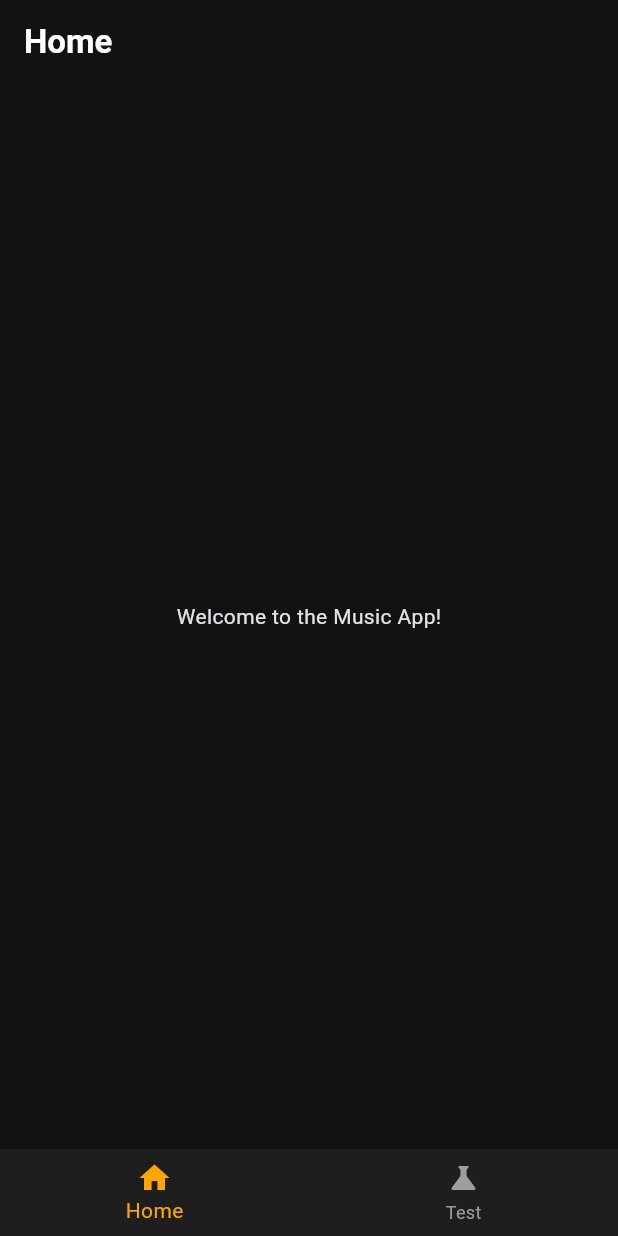
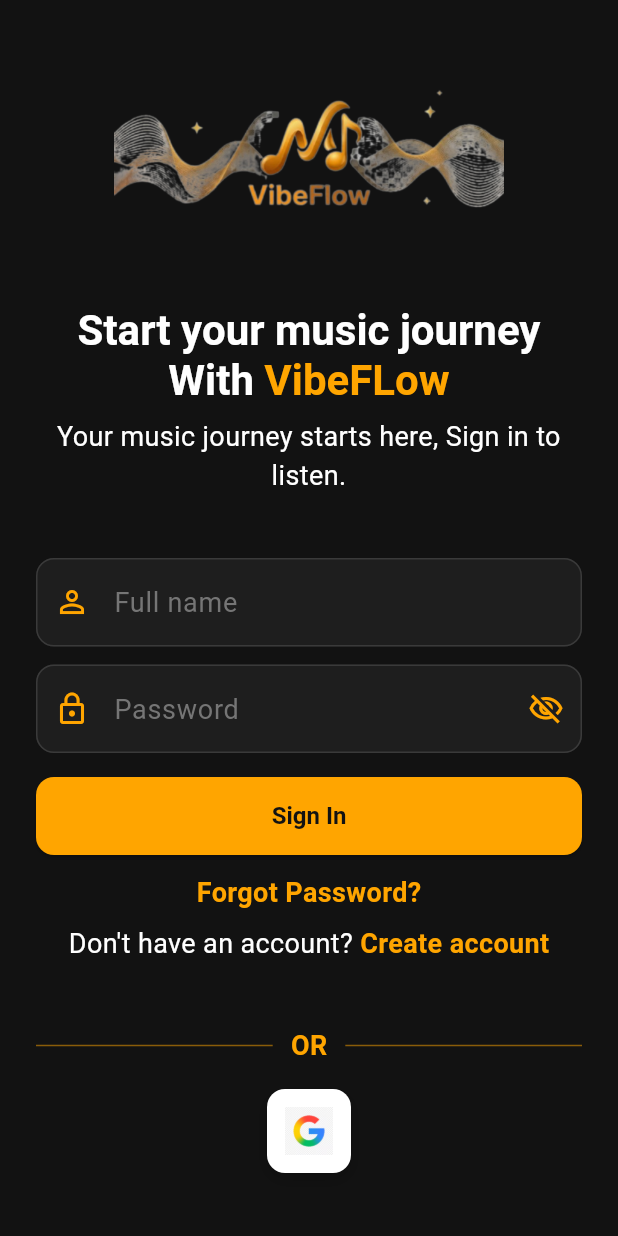
Before and after one commit to Do-Davin/music_app_frontend, a Flutter app: the screen it shows after launch, on a phone screen of 412 x 824 dp. Run offline on Flutter 3.47's test engine with Material 3 defaults, Android fonts, the phone set to English and light mode, and no system bars; our stand-ins replace flutter_riverpod, google_fonts; Roboto replaces fonts that are missing (Oxygen).

Commit message:
001-added-login

```diff
--- a/lib/main.dart
+++ b/lib/main.dart
@@ -1,5 +1,6 @@
 import 'package:flutter/material.dart';
 import 'package:flutter_riverpod/flutter_riverpod.dart';
+import 'package:music_app_frontend/screens/login_screen.dart';
 import 'package:music_app_frontend/screens/main_screen.dart';
 import 'theme/app_theme.dart';
 
@@ -14,9 +15,9 @@ class MyApp extends StatelessWidget {
   Widget build(BuildContext context) {
     return MaterialApp(
       debugShowCheckedModeBanner: false,
-      title: 'Music Application',
+      //title: 'Music Applicationss',
       theme: AppTheme.dark,
-      home: const MainScreen(),
+      home: const LoginScreen(),
     );
   }
 }
--- /dev/null
+++ b/lib/screens/login_screen.dart
@@ -0,0 +1,233 @@
+import 'package:flutter/material.dart';
+import 'package:music_app_frontend/constants/app_colors.dart';
+import 'package:music_app_frontend/constants/app_text_styles.dart';
+import 'package:music_app_frontend/widgets/app_text_field.dart';
+import 'package:music_app_frontend/widgets/widgets.dart';
+
+class LoginScreen extends StatefulWidget {
+  const LoginScreen({super.key});
+
+  @override
+  State<LoginScreen> createState() => _LoginScreenState();
+}
+
+class _LoginScreenState extends State<LoginScreen> {
+  final TextEditingController _fullNameController = TextEditingController();
+  final TextEditingController _passwordController = TextEditingController();
+  final _formkey = GlobalKey<FormState>();
+
+  @override
+  void dispose() {
+    _fullNameController.dispose();
+    _passwordController.dispose();
+    super.dispose();
+  }
+
+  void _onSignIn() {
+    debugPrint('Sign In pressed');
+    debugPrint('Full Name: ${_fullNameController.text}');
+    debugPrint('Password: ${_passwordController.text}');
+  }
+
+  void _onForgotPassword() {
+    debugPrint('Forgot Password pressed');
+  }
+
+  void _onCreateAccount() {
+    debugPrint('Create Account pressed');
+  }
+
+  void _onGoogleSignIn() {
+    debugPrint('Google Sign In pressed');
+  }
+
+  @override
+  Widget build(BuildContext context) {
+    return Scaffold(
+      backgroundColor: AppColors.background,
+      body: SafeArea(
+        child: Padding(
+          padding: const EdgeInsets.symmetric(horizontal: 24),
+          child: Column(
+            crossAxisAlignment: CrossAxisAlignment.center,
+            children: [
+              const Spacer(flex: 1),
+              _buildLogoSection(),
+
+              const Spacer(flex: 1),
+              _buildHeadlineSection(),
+
+              const Spacer(flex: 1),
+              _buildFormSection(),
+
+              const Spacer(flex: 1),
+              _buildDivider(),
+
+              const SizedBox(height: 16),
+              _buildGoogleSignIn(),
+
+              const Spacer(flex: 1),
+            ],
+          ),
+        ),
+      ),
+    );
+  }
+
+  Widget _buildLogoSection() {
+    return SizedBox(
+      height: 120,
+      width: double.infinity,
+      child: Image.asset('assets/images/Logo.png', fit: BoxFit.contain),
+    );
+  }
+
+  Widget _buildHeadlineSection() {
+    return Column(
+      children: [
+        RichText(
+          textAlign: TextAlign.center,
+          text: TextSpan(
+            children: [
+              TextSpan(
+                text: 'Start your music journey\nWith ',
+                style: AppTextStyles.header.copyWith(
+                  color: AppColors.onSurface,
+                ),
+              ),
+              TextSpan(
+                text: 'VibeFLow',
+                style: AppTextStyles.header.copyWith(
+                  color: AppColors.primary,
+                ),
+              ),
+            ],
+          ),
+        ),
+        const SizedBox(height: 8),
+        Text(
+          'Your music journey starts here, Sign in to listen.',
+          style: AppTextStyles.body.copyWith(color: AppColors.onSurface),
+          textAlign: TextAlign.center,
+        ),
+      ],
+    );
+  }
+
+  Widget _buildFormSection() {
+    return Column(
+      crossAxisAlignment: CrossAxisAlignment.center,
+      children: [
+        AppTextField(
+          controller: _fullNameController,
+          hint: 'Full name',
+          prefixIcon: Icons.person_outline,
+        ),
+
+        const SizedBox(height: 12),
+
+        AppPasswordField(controller: _passwordController, hint: 'Password'),
+
+        const SizedBox(height: 16),
+
+        AppPrimaryButton(label: 'Sign In', onPressed: _onSignIn),
+
+        const SizedBox(height: 12),
+
+        Center(
+          child: GestureDetector(
+            onTap: _onForgotPassword,
+            child: Text(
+              'Forgot Password?',
+              style: AppTextStyles.body.copyWith(
+                color: AppColors.primary,
+                fontWeight: FontWeight.w600,
+              ),
+            ),
+          ),
+        ),
+
+        const SizedBox(height: 8),
+
+        Row(
+          mainAxisAlignment: MainAxisAlignment.center,
+          children: [
+            Text(
+              "Don't have an account? ",
+              style: AppTextStyles.body.copyWith(color: AppColors.onSurface),
+            ),
+            GestureDetector(
+              onTap: _onCreateAccount,
+              child: Text(
+                'Create account',
+                style: AppTextStyles.body.copyWith(
+                  color: AppColors.primary,
+                  fontWeight: FontWeight.w600,
+                ),
+              ),
+            ),
+          ],
+        ),
+      ],
+    );
+  }
+
+  Widget _buildDivider() {
+    return Row(
+      children: [
+        Expanded(
+          child: Divider(
+            color: AppColors.primary.withOpacity(0.5),
+            thickness: 1,
+          ),
+        ),
+        Padding(
+          padding: const EdgeInsets.symmetric(horizontal: 12),
+          child: Text(
+            'OR',
+            style: AppTextStyles.body.copyWith(
+              color: AppColors.primary,
+              fontWeight: FontWeight.w600,
+            ),
+          ),
+        ),
+        Expanded(
+          child: Divider(
+            color: AppColors.primary.withOpacity(0.5),
+            thickness: 1,
+          ),
+        ),
+      ],
+    );
+  }
+
+  Widget _buildGoogleSignIn() {
+    return Center(
+      child: GestureDetector(
+        onTap: _onGoogleSignIn,
+        child: Container(
+          width: 56,
+          height: 56,
+          decoration: BoxDecoration(
+            color: AppColors.onSurface,
+            borderRadius: BorderRadius.circular(12),
+            boxShadow: [
+              BoxShadow(
+                color: Colors.black.withOpacity(0.2),
+                blurRadius: 8,
+                offset: const Offset(0, 4),
+              ),
+            ],
+          ),
+          child: Padding(
+            padding: const EdgeInsets.all(12),
+            child: Image.asset(
+              'assets/images/Google.png',
+              fit: BoxFit.contain,
+            ),
+          ),
+        ),
+      ),
+    );
+  }
+}
```
Also changed, not shown: pubspec.yaml (+5 -2 lines), assets/images/Google.png (added), assets/images/Logo.png (added), assets/images/Logo1.png (added), assets/images/Logo2.png (added), lib/screens/register_screen.dart (added).
